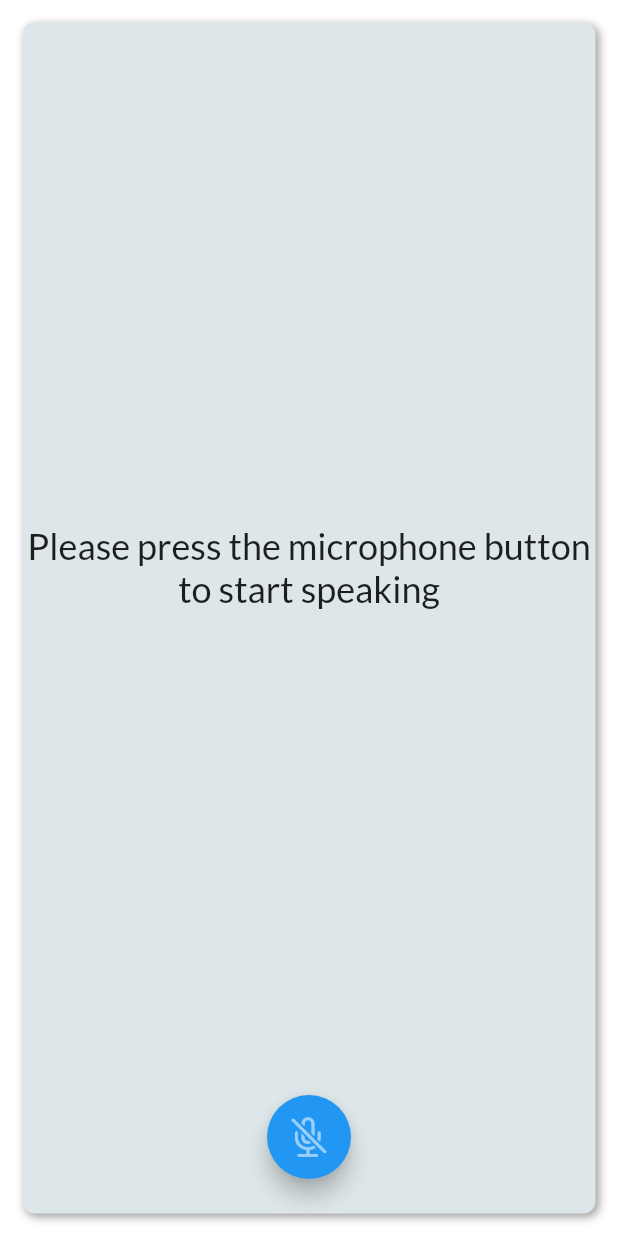
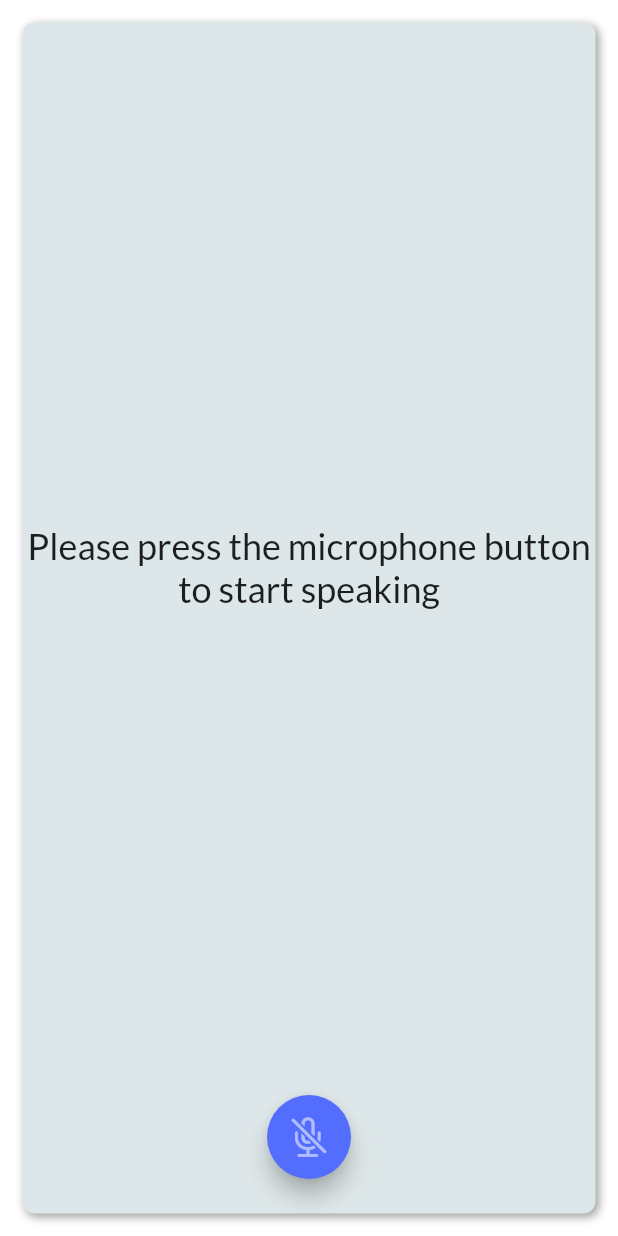
Before and after one commit to Meenakshi2604/illusion, a Flutter app: the SpeechToTextPage screen opened directly, on a phone screen of 412 x 824 dp. Run offline on Flutter 3.47's test engine with Material 2 defaults, Android fonts, the phone set to English and light mode, and no system bars; drawn by our look-alikes of avatar_glow, flutter_neumorphic; our stand-ins replace google_fonts, image_picker, speech_to_text.

Commit message:
plugin added

```diff
--- a/lib/screens/speech_to_text/stt_page.dart
+++ b/lib/screens/speech_to_text/stt_page.dart
@@ -1,5 +1,6 @@
 import 'package:avatar_glow/avatar_glow.dart';
 import 'package:flutter/cupertino.dart';
+import 'package:illusion/screens/text_to_speech/tts_page.dart';
 //import 'package:flutter/material.dart';
 import 'package:speech_to_text/speech_to_text.dart' as stt1;
 import 'package:flutter_neumorphic/flutter_neumorphic.dart';
@@ -31,7 +32,7 @@ class _SpeechToTextPageState extends State<SpeechToTextPage> {
       floatingActionButtonLocation: FloatingActionButtonLocation.centerFloat,
       floatingActionButton: AvatarGlow(
         animate: !muteAI,
-        glowColor: Colors.pink,
+        glowColor: Colors.indigoAccent,
         endRadius: 50.0,
         duration: const Duration(milliseconds: 2000),
         repeatPauseDuration: const Duration(milliseconds: 100),
@@ -42,6 +43,7 @@ class _SpeechToTextPageState extends State<SpeechToTextPage> {
             size: 30,
             color: Colors.white54,
           ),
+          backgroundColor: muteAI ? Colours.primaryColor: Colors.blueGrey,
           onPressed: () {
             _listen();
           },
@@ -82,6 +84,7 @@ class _SpeechToTextPageState extends State<SpeechToTextPage> {
     if (!muteAI) {
       setState(() {
         muteAI = true;
+        text = "Please press the microphone button to start speaking";
       });
       _speech.stop();
     } else {
@@ -99,12 +102,11 @@ class _SpeechToTextPageState extends State<SpeechToTextPage> {
           muteAI = false;
         });
 
-        _speech.listen(
-            onResult: (val) {
-              setState(() {
-                text = val.recognizedWords;
-              });
-            });
+        _speech.listen(onResult: (val) {
+          setState(() {
+            text = val.recognizedWords;
+          });
+        });
       }
     }
   }
```
